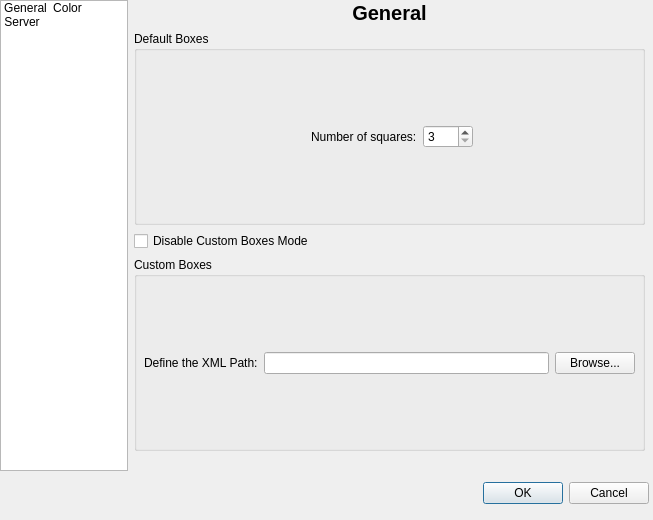
The window that ceg/forms/settings.ui (canercandan/iot-project) describes before a commit, drawn with Qt 5.
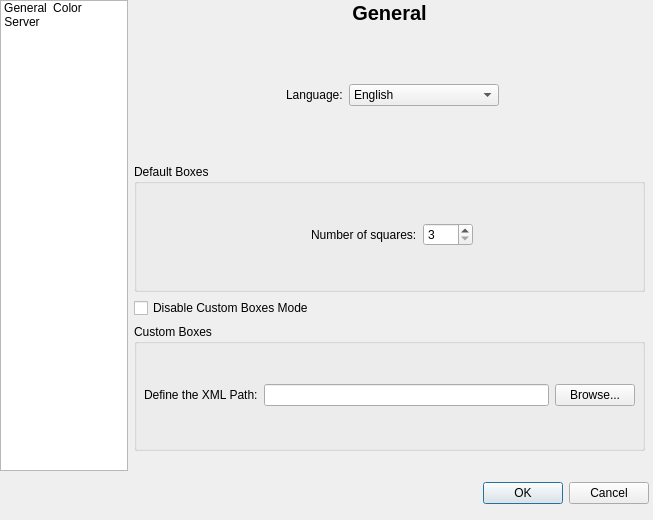
The same window after the commit. The open tabs and pages were chosen to show the change. Icons and pictures are not drawn.

Commit message: todo settings

Patch:
```diff
--- a/ceg/forms/settings.ui
+++ b/ceg/forms/settings.ui
@@ -159,6 +159,43 @@
              </property>
             </widget>
            </item>
+           <item>
+            <layout class="QFormLayout" name="formLayout_5">
+             <property name="labelAlignment">
+              <set>Qt::AlignCenter</set>
+             </property>
+             <property name="formAlignment">
+              <set>Qt::AlignCenter</set>
+             </property>
+             <item row="0" column="0">
+              <widget class="QLabel" name="label_2">
+               <property name="text">
+                <string>Language:</string>
+               </property>
+              </widget>
+             </item>
+             <item row="0" column="1">
+              <widget class="QComboBox" name="comboBox">
+               <property name="maximumSize">
+                <size>
+                 <width>150</width>
+                 <height>16777215</height>
+                </size>
+               </property>
+               <item>
+                <property name="text">
+                 <string>English</string>
+                </property>
+               </item>
+               <item>
+                <property name="text">
+                 <string>Français</string>
+                </property>
+               </item>
+              </widget>
+             </item>
+            </layout>
+           </item>
            <item>
             <widget class="QGroupBox" name="defaultGroupBox">
              <property name="title">
@@ -170,7 +207,7 @@
                 <x>10</x>
                 <y>20</y>
                 <width>491</width>
-                <height>171</height>
+                <height>101</height>
                </rect>
               </property>
               <layout class="QFormLayout" name="formLayout">
@@ -231,7 +268,7 @@
                 <x>10</x>
                 <y>20</y>
                 <width>491</width>
-                <height>171</height>
+                <height>101</height>
                </rect>
               </property>
               <layout class="QFormLayout" name="formLayout_2">
```
Left out of the diff: 2 changed lines with no effect on the pictures. The commit also changes 1 other file.
